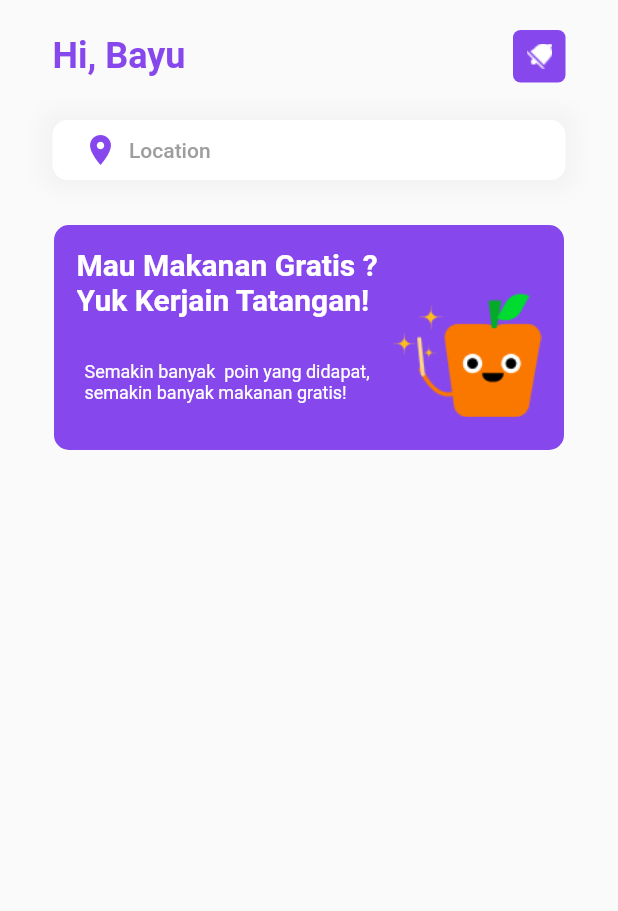
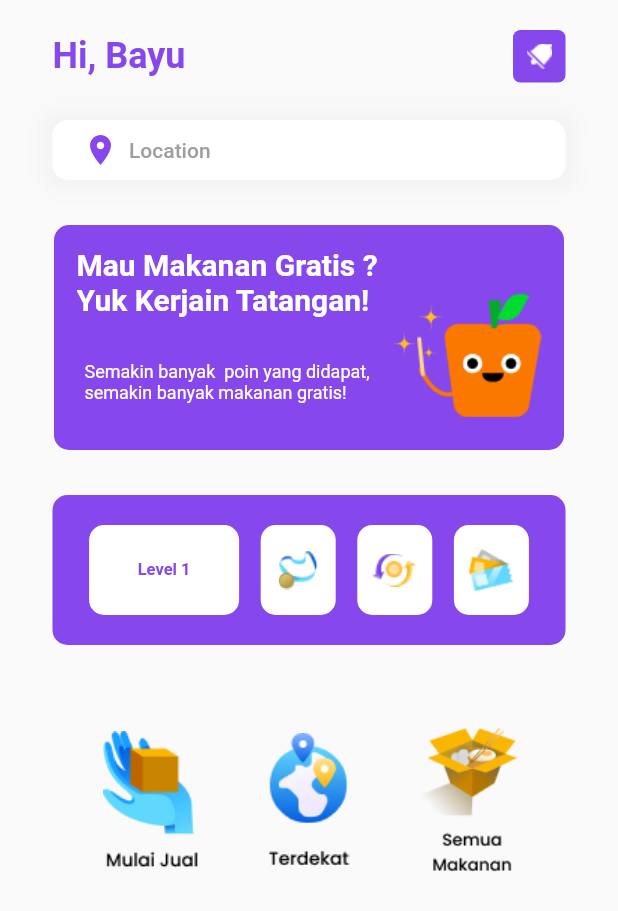
Before and after one commit to adhityabye/berifood-app, a Flutter app: the HomeScreen screen opened by its route, on a phone screen of 412 x 824 dp. Shown: the top 911 px of the screen. Run offline on Flutter 3.47's test engine with Material 2 defaults, Android fonts, the phone set to English and light mode, and no system bars; our stand-ins replace gap, get; Roboto replaces fonts that are missing (Poppins).

Commit message:
update home screen

```diff
--- a/lib/ui/home_screen.dart
+++ b/lib/ui/home_screen.dart
@@ -4,6 +4,8 @@ import 'package:flutter/src/widgets/framework.dart';
 import 'package:flutter/src/widgets/placeholder.dart';
 import 'package:gap/gap.dart';
 import 'package:get/get.dart';
+
+import 'introduction/bottom_bar.dart';
 
 class HomeScreen extends StatelessWidget {
   const HomeScreen({super.key});
@@ -15,15 +17,12 @@ class HomeScreen extends StatelessWidget {
         children: [
           Container(
             padding: const EdgeInsets.symmetric(horizontal: 35, vertical: 20),
-            child: Column(
-              children: [
-                Row(
-                    mainAxisAlignment: MainAxisAlignment.spaceBetween,
-                    children: [
+            child: Column(children: [
+              Row(mainAxisAlignment: MainAxisAlignment.spaceBetween, children: [
                 Text(
                   "Hi, Bayu",
-                        style: Styles.headLineStyle1
-                            .copyWith(color: Color(0xFF8647ED)),
+                  style:
+                      Styles.headLineStyle1.copyWith(color: Color(0xFF8647ED)),
                 ),
                 Stack(
                   children: [
@@ -103,8 +102,8 @@ class HomeScreen extends StatelessWidget {
                           children: [
                             Text(
                               "Mau Makanan Gratis ?\nYuk Kerjain Tatangan!",
-                                style: Styles.headLineStyle2.copyWith(
-                                    color: Colors.white, fontSize: 20),
+                              style: Styles.headLineStyle2
+                                  .copyWith(color: Colors.white, fontSize: 20),
                             ),
                             const Gap(30),
                             Text(
@@ -140,9 +139,127 @@ class HomeScreen extends StatelessWidget {
                   ],
                 ),
               ),
+
+              //Advertisement Section End
+
+              //Leveling Section Start
+
+              Gap(30),
+              Container(
+                padding: EdgeInsets.symmetric(horizontal: 10, vertical: 10),
+                width: 350,
+                height: 100,
+                decoration: BoxDecoration(
+                  borderRadius: BorderRadius.circular(10),
+                  color: primary,
+                ),
+                child: Row(
+                  mainAxisAlignment: MainAxisAlignment.spaceEvenly,
+                  children: [
+                    Container(
+                      width: 100,
+                      height: 60,
+                      decoration: BoxDecoration(
+                        borderRadius: BorderRadius.circular(10),
+                        color: Colors.white,
+                      ),
+                      child: Center(
+                        child: Text(
+                          "Level 1",
+                          style: Styles.headLineStyle2
+                              .copyWith(color: primary, fontSize: 11),
+                        ),
+                      ),
+                    ),
+                    Container(
+                      width: 50,
+                      height: 60,
+                      decoration: BoxDecoration(
+                        borderRadius: BorderRadius.circular(10),
+                        color: Colors.white,
+                      ),
+                      child: const Center(
+                        child: Image(
+                          image:
+                              AssetImage("assets/icons/leaderboard_icon.png"),
+                          height: 40,
+                          width: 40,
+                        ),
+                      ),
+                    ),
+                    Container(
+                      width: 50,
+                      height: 60,
+                      decoration: BoxDecoration(
+                        borderRadius: BorderRadius.circular(10),
+                        color: Colors.white,
+                      ),
+                      child: const Center(
+                        child: Image(
+                          image: AssetImage("assets/icons/tukar_poin.png"),
+                          height: 40,
+                          width: 40,
+                        ),
+                      ),
+                    ),
+                    Container(
+                      width: 50,
+                      height: 60,
+                      decoration: BoxDecoration(
+                        borderRadius: BorderRadius.circular(10),
+                        color: Colors.white,
+                      ),
+                      child: const Center(
+                        child: Image(
+                          image: AssetImage("assets/icons/voucher.png"),
+                          height: 40,
+                          width: 40,
+                        ),
+                      ),
+                    ),
                   ],
                 ),
               ),
+
+              //Icon Section Start
+
+              const Gap(30),
+              Container(
+                padding: EdgeInsets.symmetric(horizontal: 10),
+                width: 350,
+                height: 150,
+                child: Row(
+                  mainAxisAlignment: MainAxisAlignment.spaceEvenly,
+                  children: [
+                    Container(
+                      child: Image.asset(
+                        "assets/icons/hands.png",
+                        height: 100,
+                        width: 100,
+                      ),
+                    ),
+                    Container(
+                      child: Image.asset(
+                        "assets/icons/terdekat.png",
+                        height: 100,
+                        width: 100,
+                      ),
+                    ),
+                    Container(
+                      child: Image.asset(
+                        "assets/icons/makanan.png",
+                        height: 100,
+                        width: 100,
+                      ),
+                    ),
+                  ],
+                ),
+              ),
+              //Leveling Section End
+            ]),
+          ),
+
+          //bottom navigation bar
         ],
       ),
     );
```
Lines whose indentation alone changed are shown as unchanged.
